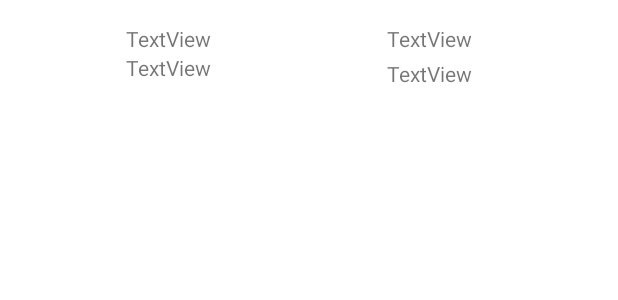
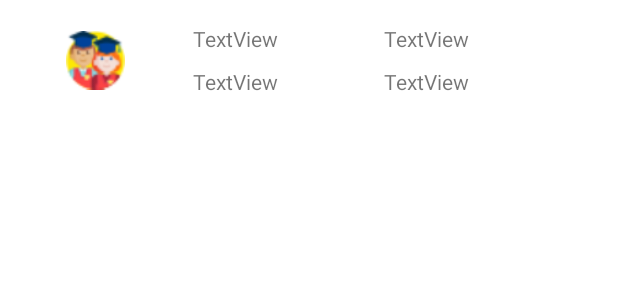
Before and after one commit to danielapandrade/controleEscolarUTFPR, an Android app: the layout layout_dependentes_cadastrados.xml on its own in the app's theme, with its tools: preview values and no code run, on a phone screen of 412 x 824 dp. Shown: the top 300 px of the screen. Run offline under Robolectric (Android 15) with nearby library versions, the phone set to English and light mode, and no system bars.

Commit message:
ajustando layout dos dependentes cadastrados

```diff
--- a/app/src/main/res/layout/layout_dependentes_cadastrados.xml
+++ b/app/src/main/res/layout/layout_dependentes_cadastrados.xml
@@ -12,18 +12,21 @@
         android:text="TextView"
         app:layout_constraintBottom_toBottomOf="@+id/textViewEscolaDependenteCadastrado"
         app:layout_constraintEnd_toEndOf="parent"
-        app:layout_constraintHorizontal_bias="0.237"
+        app:layout_constraintHorizontal_bias="0.362"
         app:layout_constraintStart_toStartOf="parent"
-        app:layout_constraintTop_toTopOf="@+id/textViewEscolaDependenteCadastrado" />
+        app:layout_constraintTop_toTopOf="@+id/textViewEscolaDependenteCadastrado"
+        app:layout_constraintVertical_bias="1.0" />
 
     <TextView
         android:id="@+id/textViewEscolaDependenteCadastrado"
         android:layout_width="wrap_content"
         android:layout_height="wrap_content"
         android:layout_marginTop="16dp"
+        android:layout_marginBottom="5dp"
         android:text="TextView"
+        app:layout_constraintBottom_toTopOf="@+id/textViewSerieDependenteCadastrado"
         app:layout_constraintEnd_toEndOf="parent"
-        app:layout_constraintHorizontal_bias="0.726"
+        app:layout_constraintHorizontal_bias="0.72"
         app:layout_constraintStart_toStartOf="parent"
         app:layout_constraintTop_toTopOf="parent" />
 
@@ -33,8 +36,9 @@
         android:layout_height="wrap_content"
         android:text="TextView"
         app:layout_constraintBottom_toBottomOf="parent"
-        app:layout_constraintEnd_toEndOf="@+id/textViewDependenteCadastrado"
-        app:layout_constraintStart_toStartOf="@+id/textViewDependenteCadastrado"
+        app:layout_constraintEnd_toEndOf="parent"
+        app:layout_constraintHorizontal_bias="0.362"
+        app:layout_constraintStart_toStartOf="parent"
         app:layout_constraintTop_toBottomOf="@+id/textViewEscolaDependenteCadastrado"
         app:layout_constraintVertical_bias="0.0" />
 
@@ -46,8 +50,22 @@
         android:text="TextView"
         app:layout_constraintBottom_toBottomOf="@+id/textViewIdadeDependenteCadastrado"
         app:layout_constraintEnd_toEndOf="@+id/textViewEscolaDependenteCadastrado"
+        app:layout_constraintHorizontal_bias="0.0"
         app:layout_constraintStart_toStartOf="@+id/textViewEscolaDependenteCadastrado"
         app:layout_constraintTop_toBottomOf="@+id/textViewEscolaDependenteCadastrado"
         app:layout_constraintVertical_bias="0.0" />
 
+    <ImageView
+        android:id="@+id/imageView"
+        android:layout_width="39dp"
+        android:layout_height="48dp"
+        android:background="#00FFFFFF"
+        app:layout_constraintBottom_toBottomOf="@+id/textViewIdadeDependenteCadastrado"
+        app:layout_constraintEnd_toStartOf="@+id/textViewDependenteCadastrado"
+        app:layout_constraintHorizontal_bias="0.489"
+        app:layout_constraintStart_toStartOf="parent"
+        app:layout_constraintTop_toTopOf="@+id/textViewDependenteCadastrado"
+        app:layout_constraintVertical_bias="1.0"
+        tools:srcCompat="@drawable/child" />
+
 </androidx.constraintlayout.widget.ConstraintLayout>
```
Also changed, not shown: app/src/main/res/drawable/boy.png (deleted), app/src/main/res/drawable/child.png (added).
